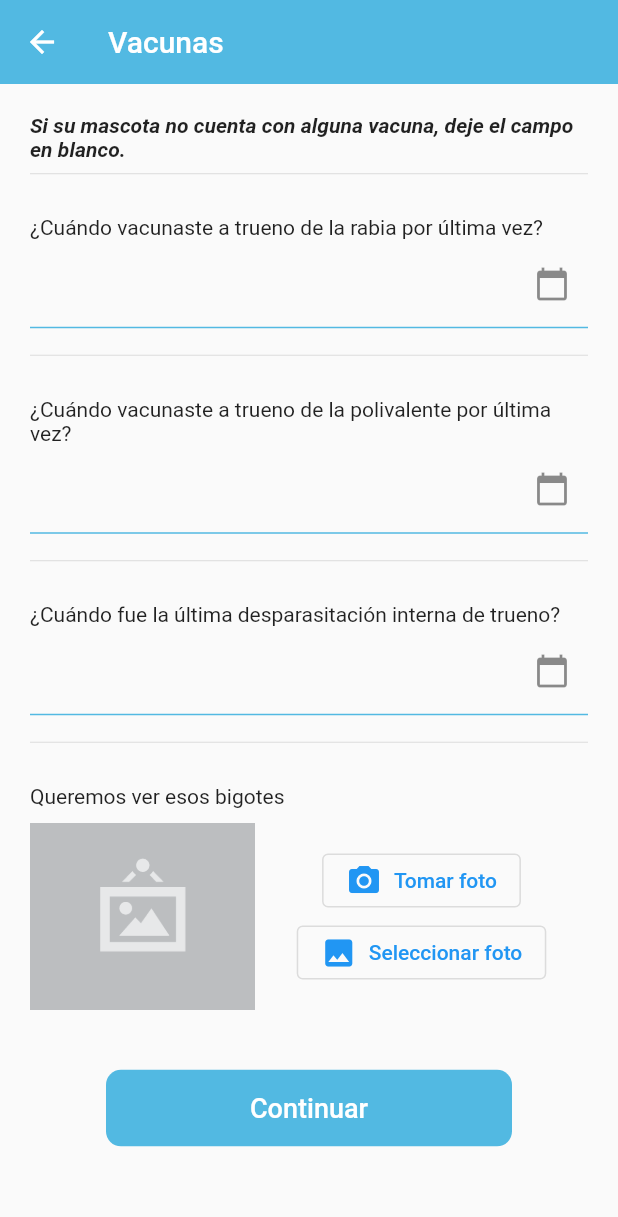
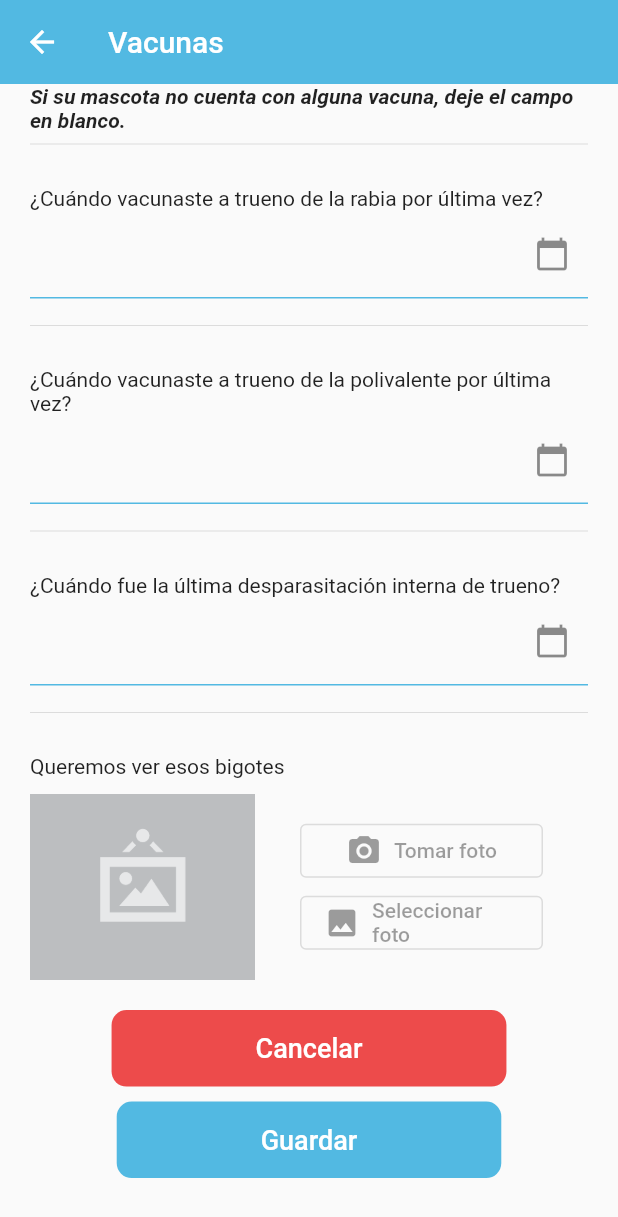
Before and after one commit to TheAlanMC/barkibu-frontend, a Flutter app: the RegisterPetVaccineScreen screen opened by its route, on a phone screen of 412 x 824 dp. Shown: the top 1217 px of the screen. Run offline on Flutter 3.47's test engine with Material 2 defaults, Android fonts, the phone set to English and light mode, and no system bars; our stand-ins replace equatable, flutter_bloc; missing offline and left inert: password_strength.

Commit message:
Added Cancel and Save Button in Regiter Pet Vaccine Screen

```diff
--- a/lib/screens/login_register/register_pet_vaccine_screen.dart
+++ b/lib/screens/login_register/register_pet_vaccine_screen.dart
@@ -17,9 +17,16 @@ class RegisterPetVaccineScreen extends StatelessWidget {
             child: Column(
               children: [
                 _petRegisterForm(context),
-                const SizedBox(height: 40),
+                const SizedBox(height: 20),
                 CustomMaterialButton(
-                  text: 'Continuar',
+                  cancel: true,
+                  text: 'Cancelar',
+                  onPressed: (() => //pop until login screen
+                      Navigator.of(context).popUntil((route) => route.isFirst)),
+                ),
+                const SizedBox(height: 10),
+                CustomMaterialButton(
+                  text: 'Guardar',
                   onPressed: (() => Navigator.of(context).pushReplacementNamed('/register_pet_vaccine_screen')),
                 ),
                 const SizedBox(height: 40),
@@ -82,24 +89,22 @@ class RegisterPetVaccineScreen extends StatelessWidget {
             const SizedBox(height: 10),
             Row(
               children: [
-                Image(
+                const Image(
                   image: AssetImage('assets/no-image.png'),
                   width: 150,
                   fit: BoxFit.cover,
                 ),
                 Expanded(
+                  //TODO: Implement functionality
                   child: Column(
-                    children: [
-                      OutlinedButton.icon(
-                        //TODO: Implement functionality
-                        onPressed: () {},
-                        icon: const Icon(Icons.camera_alt),
-                        label: const Text('Tomar foto'),
+                    children: const [
+                      CustomIconButton(
+                        icon: Icons.camera_alt,
+                        text: 'Tomar foto',
                       ),
-                      OutlinedButton.icon(
-                        onPressed: () {},
-                        icon: const Icon(Icons.photo),
-                        label: const Text('Seleccionar foto'),
+                      CustomIconButton(
+                        icon: Icons.photo,
+                        text: 'Seleccionar foto',
                       ),
                     ],
                   ),
--- a/lib/screens/login_register/register_user_screen.dart
+++ b/lib/screens/login_register/register_user_screen.dart
@@ -25,6 +25,7 @@ class RegisterUserScreen extends StatelessWidget {
           body: BlocConsumer<RegisterUserCubit, RegisterUserState>(
             listener: (context, state) {
               //Todo: routing
+              //TODO: return to initial state afeter failure
               switch (state.status) {
                 case ScreenStatus.initial:
                   break;
--- a/lib/theme/app_theme.dart
+++ b/lib/theme/app_theme.dart
@@ -3,6 +3,7 @@ import 'package:flutter/material.dart';
 class AppTheme {
   static const Color primary = Color(0xff52B9E2);
   static const Color secondary = Colors.grey;
+  static const Color alert = Color(0xffED4B4B);
   static final ThemeData lightTheme = ThemeData.light().copyWith(
       primaryColor: primary,
       appBarTheme: const AppBarTheme(color: primary, elevation: 0),
--- /dev/null
+++ b/lib/widgets/custom_icon_button.dart
@@ -0,0 +1,28 @@
+import 'package:flutter/material.dart';
+
+class CustomIconButton extends StatelessWidget {
+  final String text;
+  final IconData icon;
+  final VoidCallback? onPressed;
+  const CustomIconButton({
+    Key? key,
+    required this.text,
+    required this.icon,
+    this.onPressed,
+  }) : super(key: key);
+
+  @override
+  Widget build(BuildContext context) {
+    return Padding(
+      padding: const EdgeInsets.symmetric(horizontal: 30),
+      child: SizedBox(
+        width: double.infinity,
+        child: OutlinedButton.icon(
+          onPressed: onPressed,
+          icon: Icon(icon),
+          label: Text(text),
+        ),
+      ),
+    );
+  }
+}
--- a/lib/widgets/custom_material_button.dart
+++ b/lib/widgets/custom_material_button.dart
@@ -4,8 +4,9 @@ import 'package:flutter/material.dart';
 class CustomMaterialButton extends StatelessWidget {
   final String text;
   final VoidCallback? onPressed;
+  final bool cancel;
   //TODO onPressed will be required
-  const CustomMaterialButton({super.key, required this.text, this.onPressed});
+  const CustomMaterialButton({super.key, required this.text, this.onPressed, this.cancel = false});
 
   @override
   Widget build(BuildContext context) {
@@ -15,7 +16,7 @@ class CustomMaterialButton extends StatelessWidget {
       ),
       disabledColor: AppTheme.secondary,
       elevation: 0,
-      color: AppTheme.primary,
+      color: cancel ? AppTheme.alert : AppTheme.primary,
       onPressed: onPressed,
       child: Container(
         padding: const EdgeInsets.symmetric(horizontal: 80, vertical: 15),
--- a/lib/widgets/widgets.dart
+++ b/lib/widgets/widgets.dart
@@ -1,3 +1,4 @@
 export 'package:barkibu/widgets/card_container.dart';
 export 'package:barkibu/widgets/custom_material_button.dart';
 export 'package:barkibu/widgets/custom_text_button.dart';
+export 'package:barkibu/widgets/custom_icon_button.dart';
```
